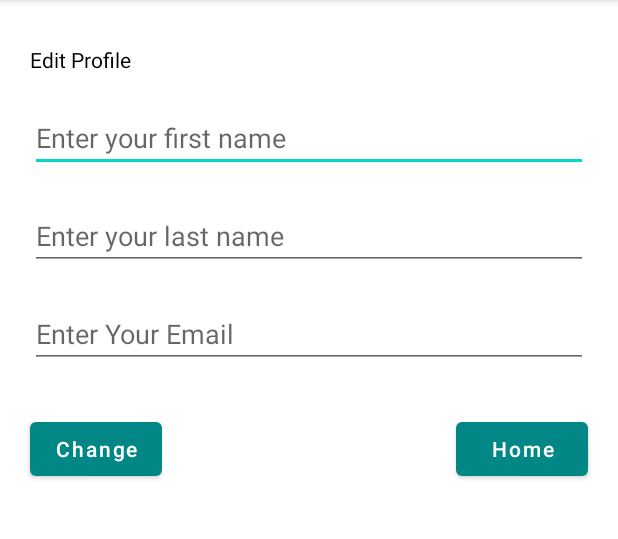
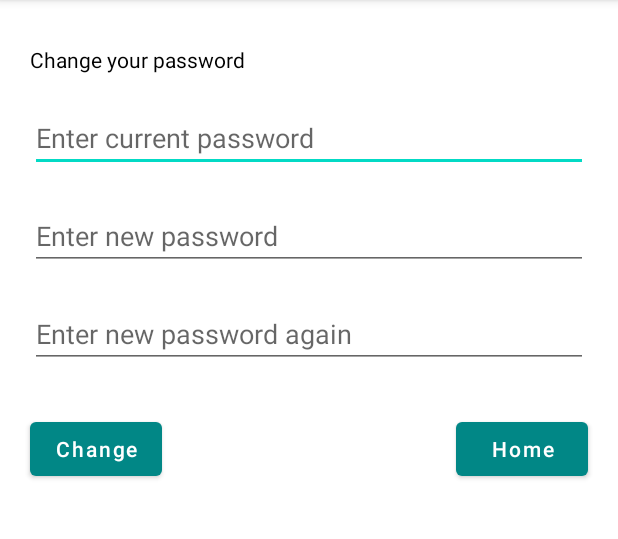
Before and after one commit to TuongThongHCMUTE/AndroidProgramming-NoteManagement, an Android app: the fragment ChangePasswordFragment shown on its own in the app's theme, on a phone screen of 412 x 824 dp, the part 84-623 px from its top. Run offline under Robolectric (Android 15) with nearby library versions, the phone set to English and light mode, and no system bars.

Commit message:
change password

```diff
--- a/NoteManagement/app/src/main/java/com/example/notemanagement/ui/changePassword/ChangePasswordFragment.java
+++ b/NoteManagement/app/src/main/java/com/example/notemanagement/ui/changePassword/ChangePasswordFragment.java
@@ -9,30 +9,123 @@ import androidx.annotation.NonNull;
 import androidx.annotation.Nullable;
 import androidx.fragment.app.Fragment;
 
+import android.util.Log;
 import android.view.LayoutInflater;
 import android.view.View;
 import android.view.ViewGroup;
+import android.widget.Button;
+import android.widget.EditText;
 import android.widget.TextView;
+import android.widget.Toast;
 
+import com.example.notemanagement.Common;
 import com.example.notemanagement.R;
+import com.example.notemanagement.database.UserDatabase;
+import com.example.notemanagement.entity.User;
 import com.example.notemanagement.ui.home.HomeViewModel;
 
 public class ChangePasswordFragment extends Fragment {
 
-    private ChangePasswordViewModel changePasswordViewModel;
+    private EditText etCurrentPassword;
+    private EditText etNewPassword;
+    private EditText etReNewPassword;
+    private Button btnChangePassword;
+    private Button btnHome;
 
     public View onCreateView(@NonNull LayoutInflater inflater,
                              ViewGroup container, Bundle savedInstanceState) {
-        changePasswordViewModel =
-                new ViewModelProvider(this).get(ChangePasswordViewModel.class);
+
         View root = inflater.inflate(R.layout.fragment_change_password, container, false);
-        /*final TextView textView = root.findViewById(R.id.text_changePassword);
-        changePasswordViewModel.getText().observe(getViewLifecycleOwner(), new Observer<String>() {
+
+        etCurrentPassword = root.findViewById(R.id.et_current_password);
+        etNewPassword = root.findViewById(R.id.et_new_password);
+        etReNewPassword = root.findViewById(R.id.et_renew_password);
+
+        btnChangePassword = root.findViewById(R.id.btnChangePassword);
+        btnChangePassword.setOnClickListener(new View.OnClickListener() {
             @Override
-            public void onChanged(@Nullable String s) {
-                textView.setText(s);
+            public void onClick(View v) {
+                String currentPassword = etCurrentPassword.getText().toString();
+                String newPassword = etNewPassword.getText().toString();
+                String reNewPassword = etReNewPassword.getText().toString();
+
+                Log.e("new", newPassword);
+                Log.e("renew", reNewPassword);
+
+                int result = validateInput(Common.userId, currentPassword, newPassword, reNewPassword);
+                processChangePassword(result, Common.userId, currentPassword);
             }
-        });*/
+        });
+
+        btnHome = root.findViewById(R.id.btnHomeChangepass);
+        btnHome.setOnClickListener(new View.OnClickListener() {
+            @Override
+            public void onClick(View v) {
+
+            }
+        });
+
         return root;
     }
+
+    public boolean changePassword(int uid, String newPassword)
+    {
+        try {
+            User user = UserDatabase.getInstance(getContext()).userDao().getUserByID(uid);
+            user.setPassword(newPassword);
+            UserDatabase.getInstance(getContext()).userDao().updateUser(user);
+            return true;
+        }
+        catch (Exception e){
+            return false;
+        }
+    }
+
+    public int validateInput(int uid, String currentPassword, String newPassword, String reNewPassword)
+    {
+        // One of input fields is empty
+        if(currentPassword.isEmpty() || reNewPassword.isEmpty() || newPassword.isEmpty()){
+            return -2;
+        }
+
+        // Current Password is Wrong
+        User user = UserDatabase.getInstance(getContext()).userDao().getUserByID(uid);
+        if(user.getPassword() == currentPassword){
+            return -1;
+        }
+
+        // New Password is not equal Re New Password
+        if(!newPassword.equals(newPassword)){
+            return 0;
+        }
+
+        // Valid Input
+        return 1;
+    }
+
+    public void processChangePassword(int result, int uid, String currentPassword){
+        switch (result){
+            // One of input fields is empty
+            case -2:
+                Toast.makeText(this.getContext(), "Please complete all information!", Toast.LENGTH_LONG).show();
+                break;
+            // Current Password is Wrong
+            case -1:
+                Toast.makeText(this.getContext(), "Current Password is Wrong!", Toast.LENGTH_LONG).show();
+                break;
+            // New Password is not equal Re New Password
+            case 0:
+                Toast.makeText(this.getContext(), "Check Your ReNew Password again!", Toast.LENGTH_LONG).show();
+                break;
+            case 1:
+                if(changePassword(uid, currentPassword)){
+                    Toast.makeText(this.getContext(), "Change Password Successfully!", Toast.LENGTH_LONG).show();
+                } else {
+                    Toast.makeText(this.getContext(), "Change Password Fail!", Toast.LENGTH_LONG).show();
+                }
+                break;
+            default:
+                break;
+        }
+    }
 }
--- a/NoteManagement/app/src/main/res/layout/fragment_change_password.xml
+++ b/NoteManagement/app/src/main/res/layout/fragment_change_password.xml
@@ -7,57 +7,57 @@
     android:layout_height="match_parent">
 
     <TextView
-        android:id="@+id/textView3"
+        android:id="@+id/textView2"
         android:layout_width="wrap_content"
         android:layout_height="wrap_content"
         android:layout_marginStart="20dp"
         android:layout_marginTop="30dp"
+        android:text="Change your password"
         android:textColor="@color/black"
-        android:text="@string/edit_profile"
         app:layout_constraintStart_toStartOf="parent"
         app:layout_constraintTop_toTopOf="parent" />
 
     <EditText
-        android:id="@+id/edtFirstname"
+        android:id="@+id/et_current_password"
+        android:layout_width="match_parent"
+        android:layout_height="wrap_content"
+        android:layout_marginStart="20dp"
+        android:layout_marginEnd="20dp"
+        android:layout_marginTop="20dp"
+        android:ems="10"
+        android:inputType="textPassword"
+        android:hint="Enter current password"
+        app:layout_constraintStart_toStartOf="parent"
+        app:layout_constraintTop_toBottomOf="@+id/textView2" />
+
+    <EditText
+        android:id="@+id/et_new_password"
         android:layout_width="match_parent"
         android:layout_height="wrap_content"
         android:ems="10"
-        android:layout_marginTop="20dp"
         android:layout_marginStart="20dp"
         android:layout_marginEnd="20dp"
-        android:inputType="textPersonName"
-        android:hint="@string/enter_your_first_name"
+        android:layout_marginTop="20dp"
+        android:inputType="textPassword"
+        android:hint="Enter new password"
         app:layout_constraintStart_toStartOf="parent"
-        app:layout_constraintTop_toBottomOf="@+id/textView3" />
+        app:layout_constraintTop_toBottomOf="@+id/et_current_password" />
 
     <EditText
-        android:id="@+id/edtLastname"
-        android:layout_width="match_parent"
-        android:layout_height="wrap_content"
-        android:layout_marginEnd="20dp"
-        android:ems="10"
-        android:layout_marginTop="20dp"
-        android:layout_marginStart="20dp"
-        android:inputType="textPersonName"
-        android:hint="@string/enter_your_last_name"
-        app:layout_constraintStart_toStartOf="parent"
-        app:layout_constraintTop_toBottomOf="@+id/edtFirstname" />
-
-    <EditText
-        android:id="@+id/edtEmail"
+        android:id="@+id/et_renew_password"
         android:layout_width="match_parent"
         android:layout_height="wrap_content"
         android:ems="10"
+        android:layout_marginStart="20dp"
+        android:layout_marginEnd="20dp"
         android:layout_marginTop="20dp"
-        android:layout_marginEnd="20dp"
-        android:layout_marginStart="20dp"
-        android:inputType="textEmailAddress"
-        android:hint="@string/enter_your_email"
+        android:inputType="textPassword"
+        android:hint="Enter new password again"
         app:layout_constraintStart_toStartOf="parent"
-        app:layout_constraintTop_toBottomOf="@+id/edtLastname" />
+        app:layout_constraintTop_toBottomOf="@+id/et_new_password" />
 
     <Button
-        android:id="@+id/btnChangeProfile"
+        android:id="@+id/btnChangePassword"
         android:layout_width="wrap_content"
         android:layout_height="wrap_content"
         android:layout_marginStart="20dp"
@@ -65,16 +65,16 @@
         android:text="@string/change"
         android:textAllCaps="false"
         app:layout_constraintStart_toStartOf="parent"
-        app:layout_constraintTop_toBottomOf="@+id/edtEmail" />
+        app:layout_constraintTop_toBottomOf="@+id/et_renew_password" />
 
     <Button
-        android:id="@+id/btnHomeProfile"
+        android:id="@+id/btnHomeChangepass"
         android:layout_width="wrap_content"
         android:layout_height="wrap_content"
-        android:layout_marginTop="30dp"
         android:layout_marginEnd="20dp"
         android:text="@string/menu_home"
         android:textAllCaps="false"
         app:layout_constraintEnd_toEndOf="parent"
-        app:layout_constraintTop_toBottomOf="@+id/edtEmail" />
+        app:layout_constraintTop_toTopOf="@+id/btnChangePassword" />
+
 </androidx.constraintlayout.widget.ConstraintLayout>
```
